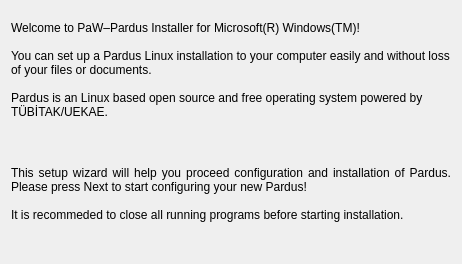
Qt form playground/gsoc/PaW/src/ui/gui/welcome.ui (pars-linux/uludag) before a commit.
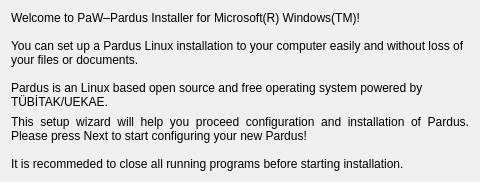
The same form after that commit.

What changed in the file:
```diff
--- a/playground/gsoc/PaW/src/ui/gui/welcome.ui
+++ b/playground/gsoc/PaW/src/ui/gui/welcome.ui
@@ -6,8 +6,8 @@
    <rect>
     <x>0</x>
     <y>0</y>
-    <width>462</width>
-    <height>264</height>
+    <width>480</width>
+    <height>182</height>
    </rect>
   </property>
   <property name="windowTitle">
```
